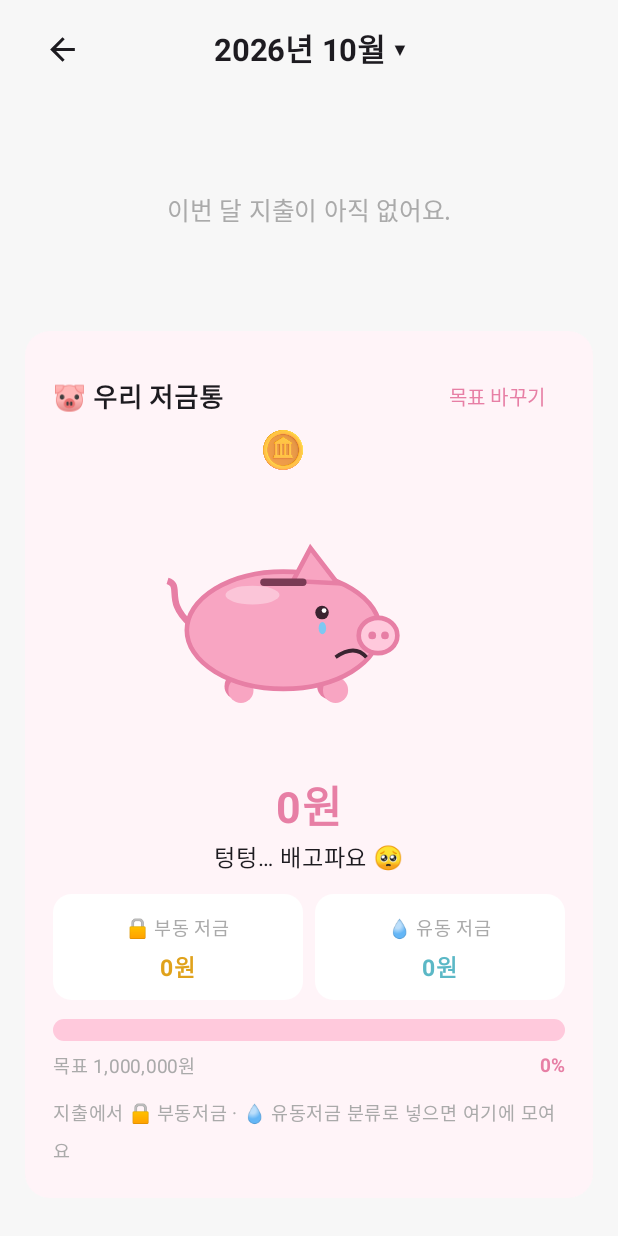
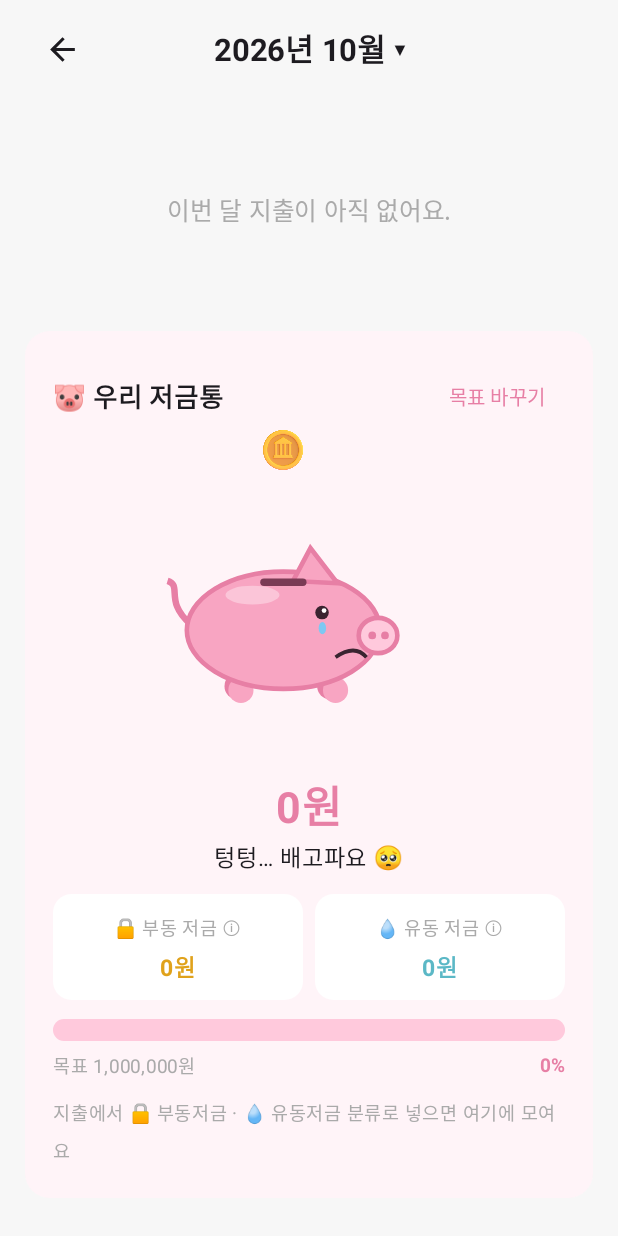
Before and after one commit to squatwolf1/Claude, an Android app built with Jetpack Compose: the screen it shows after launch (MainActivity), after a tap on "통계", on a phone screen of 412 x 824 dp. Run offline under Robolectric (Android 15) with nearby library versions, the phone set to English and light mode, and no system bars; our stand-ins replace Firebase (no records; nobody signed in at launch, a user with empty details on screens opened directly); 2 other taps on this screen came first.

Commit message:
저금통의 부동·유동 칸을 누르면 설명 창
Co-Authored-By: Claude Opus 5.5 <noreply@anthropic.com>
Claude-Session: https://claude.ai/code/session_014G3sdaVK96uYr3imeNG818

```diff
--- a/app/src/main/java/com/squatwolf/gagyebu/ui/PiggyBank.kt
+++ b/app/src/main/java/com/squatwolf/gagyebu/ui/PiggyBank.kt
@@ -9,6 +9,7 @@ import androidx.compose.animation.core.tween
 import androidx.compose.foundation.Canvas
 import androidx.compose.foundation.Image
 import androidx.compose.foundation.background
+import androidx.compose.foundation.clickable
 import androidx.compose.foundation.layout.Arrangement
 import androidx.compose.foundation.layout.Box
 import androidx.compose.foundation.layout.BoxWithConstraints
@@ -62,13 +63,20 @@ private val Gold = Color(0xFFFFCF4A)
 private val FixedGold = Color(0xFFE0A21B)
 private val LiquidBlue = Color(0xFF5BB8C6)
 
+private val FIXED_HELP = "🔒 부동 저금이란?" to
+    "적금·예금·청약처럼 정해진 기간 동안 묶어 두어서 바로 꺼내 쓰기 어려운 돈이에요.\n\n" +
+    "지출 분류에서 '🔒 부동저금'으로 넣으면 여기에 모여요."
+private val LIQUID_HELP = "💧 유동 저금이란?" to
+    "파킹통장·비상금·생활비 통장처럼 필요하면 언제든 바로 꺼내 쓸 수 있는 돈이에요.\n\n" +
+    "지출 분류에서 '💧 유동저금'으로 넣으면 여기에 모여요."
+
 @Composable
-private fun SavingCell(label: String, amount: Long, color: Color, modifier: Modifier) {
+private fun SavingCell(label: String, amount: Long, color: Color, modifier: Modifier, onHelp: () -> Unit) {
     Column(
-        modifier.clip(RoundedCornerShape(12.dp)).background(Color.White).padding(10.dp),
+        modifier.clip(RoundedCornerShape(12.dp)).background(Color.White).clickable(onClick = onHelp).padding(10.dp),
         horizontalAlignment = Alignment.CenterHorizontally,
     ) {
-        Text(label, color = Muted, fontSize = 12.sp)
+        Text("$label ⓘ", color = Muted, fontSize = 12.sp)
         Text("${won(amount.coerceAtLeast(0))}원", color = color, fontSize = 15.sp, fontWeight = FontWeight.Bold, maxLines = 1)
     }
 }
@@ -93,6 +101,7 @@ fun PiggyCard(savings: Savings, goal: Long, onGoal: (Long) -> Unit) {
     val fill by animateFloatAsState(ratio.coerceIn(0f, 1.2f), tween(900), label = "piggy")
     val mood = moodOf(ratio)
     var editing by remember { mutableStateOf(false) }
+    var explain by remember { mutableStateOf<Pair<String, String>?>(null) }
 
     Column(
         Modifier
@@ -175,8 +184,8 @@ fun PiggyCard(savings: Savings, goal: Long, onGoal: (Long) -> Unit) {
         Spacer(Modifier.height(12.dp))
         // 부동 · 유동 나눠 보기
         Row(Modifier.fillMaxWidth(), horizontalArrangement = Arrangement.spacedBy(8.dp)) {
-            SavingCell("🔒 부동 저금", savings.fixed, FixedGold, Modifier.weight(1f))
-            SavingCell("💧 유동 저금", savings.liquid, LiquidBlue, Modifier.weight(1f))
+            SavingCell("🔒 부동 저금", savings.fixed, FixedGold, Modifier.weight(1f)) { explain = FIXED_HELP }
+            SavingCell("💧 유동 저금", savings.liquid, LiquidBlue, Modifier.weight(1f)) { explain = LIQUID_HELP }
         }
         if (saved > 0) {
             val fixedShare = (savings.fixed.coerceAtLeast(0).toFloat() / saved).coerceIn(0f, 1f)
@@ -194,6 +203,15 @@ fun PiggyCard(savings: Savings, goal: Long, onGoal: (Long) -> Unit) {
             Text("${(ratio * 100).roundToInt()}%", color = PigDark, fontSize = 12.sp, fontWeight = FontWeight.Bold)
         }
         Text("지출에서 🔒 부동저금 · 💧 유동저금 분류로 넣으면 여기에 모여요", color = Muted, fontSize = 12.sp, modifier = Modifier.padding(top = 6.dp))
+    }
+
+    explain?.let { (title, body) ->
+        AlertDialog(
+            onDismissRequest = { explain = null },
+            title = { Text(title) },
+            text = { Text(body, fontSize = 15.sp) },
+            confirmButton = { TextButton(onClick = { explain = null }) { Text("확인") } },
+        )
     }
 
     if (editing) {
```
